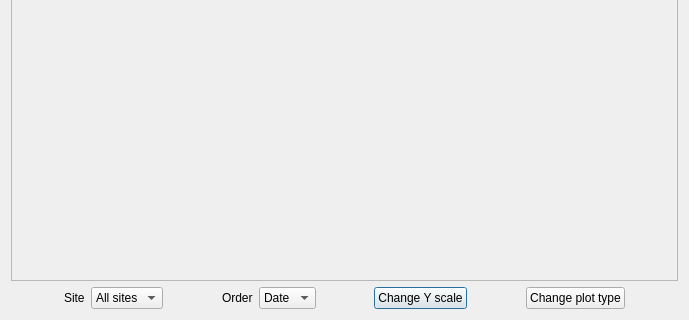
Above: ui/plotDialog.ui from Unvire/DataAnalyzer before the change; both pictures show x 0 to 689 and y 227 to 547 of the 689 by 547 pixel window. Below: the same form after it.
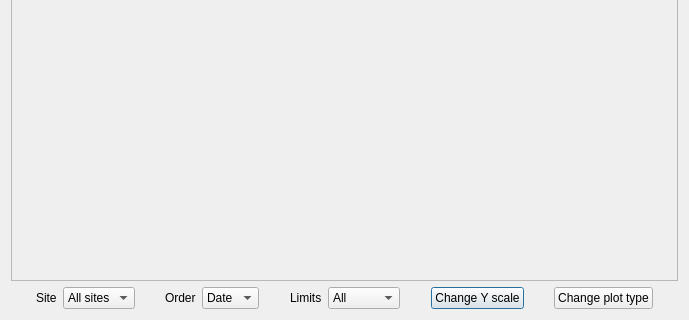
That is the form after the change.

Commit message: adds new combobox to slect desired limits

```diff
--- a/ui/plotDialog.ui
+++ b/ui/plotDialog.ui
@@ -103,6 +103,45 @@
          </item>
         </widget>
        </item>
+       <item>
+        <spacer name="horizontalSpacer_6">
+         <property name="orientation">
+          <enum>Qt::Horizontal</enum>
+         </property>
+         <property name="sizeHint" stdset="0">
+          <size>
+           <width>40</width>
+           <height>20</height>
+          </size>
+         </property>
+        </spacer>
+       </item>
+       <item>
+        <widget class="QLabel" name="limitsLabel">
+         <property name="text">
+          <string>Limits</string>
+         </property>
+        </widget>
+       </item>
+       <item>
+        <widget class="QComboBox" name="selectLimitsComboBox">
+         <item>
+          <property name="text">
+           <string>All</string>
+          </property>
+         </item>
+         <item>
+          <property name="text">
+           <string>Oldest</string>
+          </property>
+         </item>
+         <item>
+          <property name="text">
+           <string>Newest</string>
+          </property>
+         </item>
+        </widget>
+       </item>
        <item>
         <spacer name="horizontalSpacer_5">
          <property name="orientation">
```
The commit also changes 2 other files.
